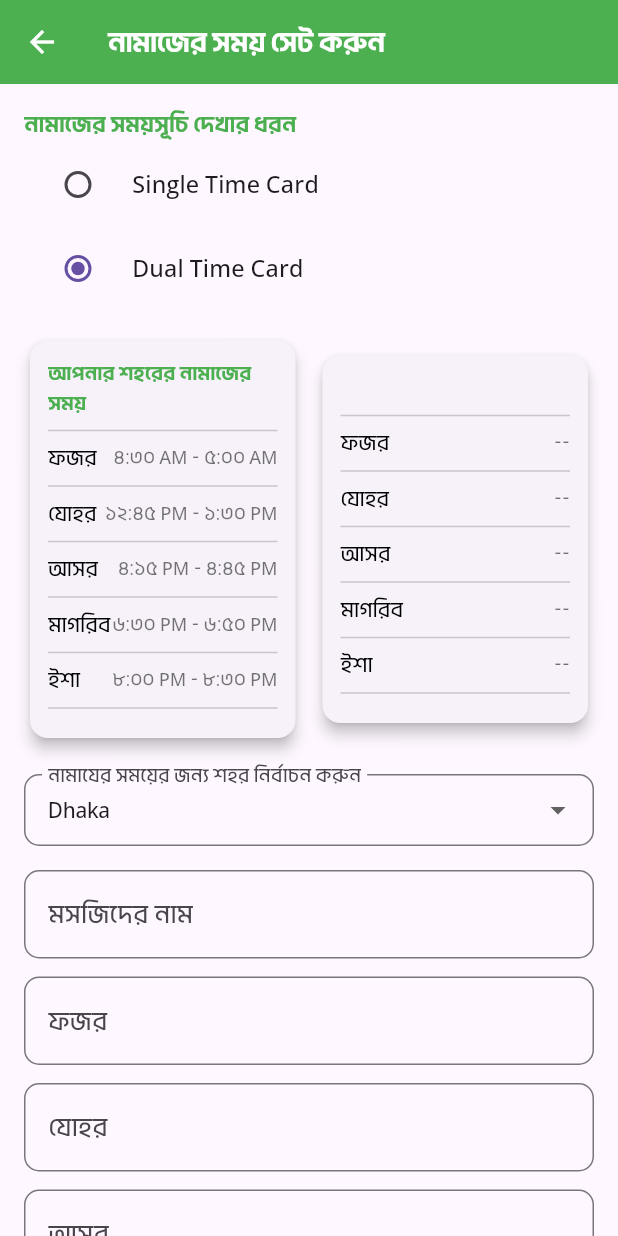
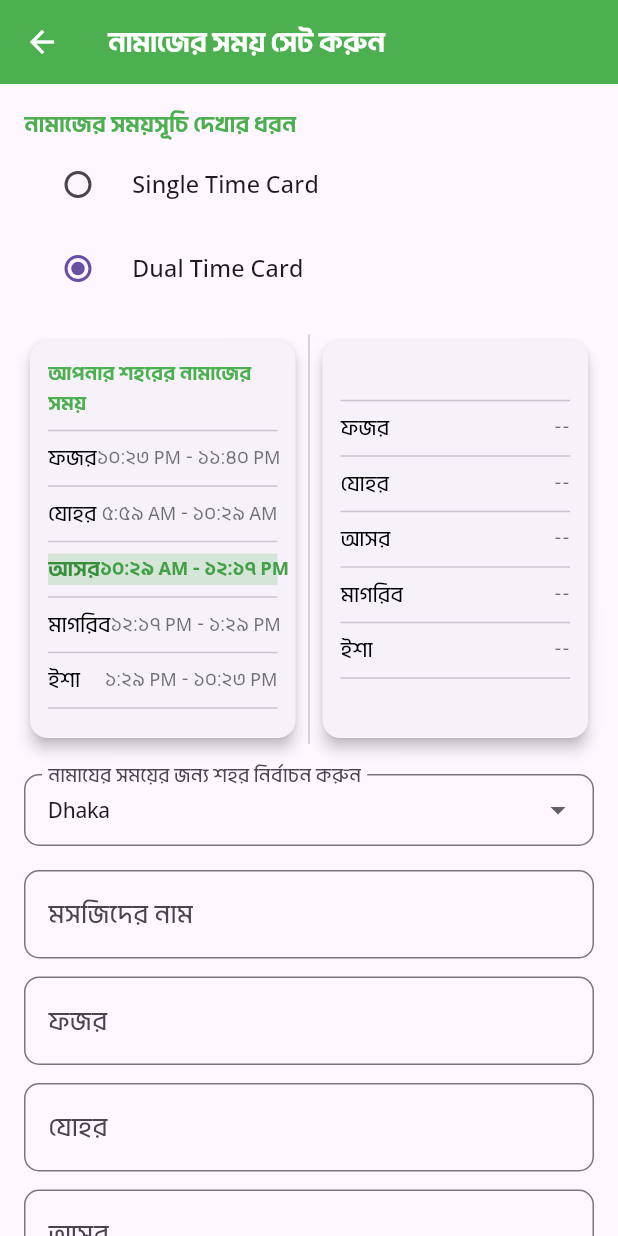
Before and after one commit to mdsiamulislam/IOM-Daily-Azkar, a Flutter app: the PrayerTimeSettingScreen screen opened directly, after a tap on "Single Time Card", after a tap on "Dual Time Card", on a phone screen of 412 x 824 dp. Run offline on Flutter 3.47's test engine with Material 3 defaults, Android fonts, the phone set to English and light mode, and no system bars; our stand-ins replace adhan, font_awesome_flutter, get, package_info_plus, share_plus, shared_preferences and 2 more; accounts and stored records are empty; network calls fail.

Commit message:
time show daynamicaly

```diff
--- a/lib/core/local_storage/user_pref.dart
+++ b/lib/core/local_storage/user_pref.dart
@@ -9,7 +9,18 @@ class UserPref{
 
   Future<bool> getPrayerTimeSingle() async {
     final prefs = await SharedPreferences.getInstance();
-    return prefs.getBool('isSingleTimeTable') ?? true; // Default to true if not set
+    return prefs.getBool('isSingleTimeTable') ?? true;
+  }
+
+  // Set Location
+  void setLocation(String location)async{
+    final prefs = await SharedPreferences.getInstance();
+    await prefs.setString('location', location);
+  }
+
+  Future<String> getLocation() async {
+    final prefs = await SharedPreferences.getInstance();
+    return prefs.getString('location') ?? 'Dhaka';
   }
 
 }
--- a/lib/features/home/widget/dual_time_card.dart
+++ b/lib/features/home/widget/dual_time_card.dart
@@ -1,10 +1,15 @@
 import 'package:flutter/cupertino.dart';
 import 'package:flutter/material.dart';
 import 'package:get/get.dart';
+import 'dart:async';
+import 'package:adhan/adhan.dart';
 import 'package:iomdailyazkar/features/prayer_times/controllers/change_widget.dart';
 
 import '../../../core/local_storage/local_prayer_time.dart';
+import '../../../core/constants/city_data.dart';
+import '../../../core/local_storage/user_pref.dart';
 import '../../prayer_times/presentation/widgets/prayer_time_widget.dart';
+
 class DualTimeCard extends StatelessWidget {
   DualTimeCard({super.key});
 
@@ -21,11 +26,6 @@ class DualTimeCard extends StatelessWidget {
   }
 }
 
-
-
-
-
-
 class PrayerTimeWidget extends StatefulWidget {
   const PrayerTimeWidget({super.key});
 
@@ -35,11 +35,35 @@ class PrayerTimeWidget extends StatefulWidget {
 
 class _PrayerTimeWidgetState extends State<PrayerTimeWidget> {
   Map<String, String?> savedTimes = {};
+  PrayerTimes? prayerTimes;
+  Timer? _timer;
+  String currentPrayerName = '';
+  Coordinates? selectedCoordinates;
+  String selectedCity = 'Dhaka';
+
+  final Map<String, String> prayerLabels = {
+    'fajr': 'ফজর',
+    'sunrise': 'সূর্যোদয়',
+    'dhuhr': 'যোহর',
+    'asr': 'আসর',
+    'maghrib': 'মাগরিব',
+    'isha': 'ইশা',
+  };
+
+  final banglaDigits = ['০', '১', '২', '৩', '৪', '৫', '৬', '৭', '৮', '৯'];
 
   @override
   void initState() {
     super.initState();
     _loadSavedTimes();
+    _loadSelectedCity();
+    _startTimer();
+  }
+
+  @override
+  void dispose() {
+    _timer?.cancel();
+    super.dispose();
   }
 
   Future<void> _loadSavedTimes() async {
@@ -49,13 +73,80 @@ class _PrayerTimeWidgetState extends State<PrayerTimeWidget> {
     });
   }
 
+  Future<void> _loadSelectedCity() async {
+    final city = await UserPref().getLocation();
+    setState(() {
+      selectedCity = city;
+      selectedCoordinates = CityCoordinates.cityMap[selectedCity];
+      calculatePrayerTimes();
+    });
+  }
+
+  void calculatePrayerTimes() {
+    if (selectedCoordinates == null) return;
+
+    final today = DateComponents.from(DateTime.now());
+    final params = CalculationMethod.muslim_world_league.getParameters();
+    params.madhab = Madhab.hanafi;
+
+    setState(() {
+      prayerTimes = PrayerTimes(selectedCoordinates!, today, params);
+      _updateCurrentPrayer();
+    });
+  }
+
+  void _updateCurrentPrayer() {
+    if (prayerTimes == null) return;
+
+    final adhanCurrentPrayer = prayerTimes!.currentPrayer();
+    setState(() {
+      currentPrayerName = prayerLabels[adhanCurrentPrayer.name.toLowerCase()] ?? '';
+    });
+  }
+
+  void _startTimer() {
+    _timer = Timer.periodic(const Duration(seconds: 1), (_) {
+      _updateCurrentPrayer();
+    });
+  }
+
+  String formatBanglaTime(DateTime time) {
+    int hour = time.hour;
+    int minute = time.minute;
+    String amPm = '';
+
+    if (hour >= 12) {
+      amPm = 'PM';
+    } else {
+      amPm = 'AM';
+    }
+
+    if (hour > 12) {
+      hour -= 12;
+    }
+    if (hour == 0) {
+      hour = 12; // 00:xx -> 12:xx AM
+    }
+
+    String formatted = '${_toBanglaDigit(hour)}:${_toBanglaDigit(minute.toString().padLeft(2, '0'))} $amPm';
+    return formatted;
+  }
+
+  String _toBanglaDigit(dynamic number) {
+    String numStr = number.toString();
+    return numStr.replaceAllMapped(RegExp(r'\d'), (match) {
+      return banglaDigits[int.parse(match.group(0)!)];
+    });
+  }
+
   @override
   Widget build(BuildContext context) {
     return Column(
       children: [
-        Row(
+        IntrinsicHeight( // This ensures both cards have the same height
+          child: Row(
             children: [
-            // বাম পাশ (শহরের নামাজের সময়)
+              // বাম পাশ (শহরের নামাজের সময়) - Now with actual prayer times
               Expanded(
                 child: Card(
                   elevation: 4,
@@ -68,7 +159,7 @@ class _PrayerTimeWidgetState extends State<PrayerTimeWidget> {
                       crossAxisAlignment: CrossAxisAlignment.start,
                       children: [
                         const Text(
-                        "আপনার শহরের নামাজের সময়",
+                          "আপনার শহরের নামাজের সময়",
                           style: TextStyle(
                             fontSize: 14,
                             fontWeight: FontWeight.bold,
@@ -76,11 +167,24 @@ class _PrayerTimeWidgetState extends State<PrayerTimeWidget> {
                           ),
                         ),
                         const Divider(),
-                      _buildPrayerRow("ফজর", "৪:৩০ AM - ৫:০০ AM"),
-                      _buildPrayerRow("যোহর", "১২:৪৫ PM - ১:৩০ PM"),
-                      _buildPrayerRow("আসর", "৪:১৫ PM - ৪:৪৫ PM"),
-                      _buildPrayerRow("মাগরিব", "৬:৩০ PM - ৬:৫০ PM"),
-                      _buildPrayerRow("ইশা", "৮:০০ PM - ৮:৩০ PM"),
+                        if (prayerTimes != null) ...[
+                          _buildPrayerRowWithActiveState("ফজর",
+                              "${formatBanglaTime(prayerTimes!.fajr)} - ${formatBanglaTime(prayerTimes!.sunrise)}", "ফজর"),
+                          _buildPrayerRowWithActiveState("যোহর",
+                              "${formatBanglaTime(prayerTimes!.dhuhr)} - ${formatBanglaTime(prayerTimes!.asr)}", "যোহর"),
+                          _buildPrayerRowWithActiveState("আসর",
+                              "${formatBanglaTime(prayerTimes!.asr)} - ${formatBanglaTime(prayerTimes!.maghrib)}", "আসর"),
+                          _buildPrayerRowWithActiveState("মাগরিব",
+                              "${formatBanglaTime(prayerTimes!.maghrib)} - ${formatBanglaTime(prayerTimes!.isha)}", "মাগরিব"),
+                          _buildPrayerRowWithActiveState("ইশা",
+                              "${formatBanglaTime(prayerTimes!.isha)} - ${formatBanglaTime(prayerTimes!.fajr.add(const Duration(days: 1)))}", "ইশা"),
+                        ] else ...[
+                          _buildPrayerRow("ফজর", "লোড হচ্ছে..."),
+                          _buildPrayerRow("যোহর", "লোড হচ্ছে..."),
+                          _buildPrayerRow("আসর", "লোড হচ্ছে..."),
+                          _buildPrayerRow("মাগরিব", "লোড হচ্ছে..."),
+                          _buildPrayerRow("ইশা", "লোড হচ্ছে..."),
+                        ],
                       ],
                     ),
                   ),
@@ -89,7 +193,7 @@ class _PrayerTimeWidgetState extends State<PrayerTimeWidget> {
 
               const VerticalDivider(width: 10),
 
-            // ডান পাশ (সেভ করা স্থানীয় মসজিদের জামাতের সময়)
+              // ডান পাশ (সেভ করা স্থানীয় মসজিদের জামাতের সময়)
               Expanded(
                 child: Card(
                   elevation: 4,
@@ -102,7 +206,7 @@ class _PrayerTimeWidgetState extends State<PrayerTimeWidget> {
                       crossAxisAlignment: CrossAxisAlignment.start,
                       children: [
                         Text(
-                        savedTimes['masqueName'] ?? "স্থানীয় মসজিদের জামাতের সময়",
+                          savedTimes['masqueName'] ?? "স্থানীয় মসজিদের জামাতের সময়",
                           style: const TextStyle(
                             fontSize: 14,
                             fontWeight: FontWeight.bold,
@@ -122,10 +226,49 @@ class _PrayerTimeWidgetState extends State<PrayerTimeWidget> {
               ),
             ],
           ),
+        ),
       ],
     );
   }
 
+  // Helper method for prayer rows with active state highlighting
+  Widget _buildPrayerRowWithActiveState(String prayer, String time, String prayerKey) {
+    final bool isActive = (currentPrayerName == prayer);
+
+    return Column(
+      children: [
+        Container(
+          decoration: BoxDecoration(
+            color: isActive ? Colors.green.withOpacity(0.2) : Colors.transparent,
+          ),
+          child: Row(
+            children: [
+              Text(
+                prayer,
+                style: TextStyle(
+                  fontSize: 15,
+                  fontWeight: isActive ? FontWeight.bold : FontWeight.w500,
+                  color: isActive ? Colors.green.shade700 : Colors.black,
+                ),
+              ),
+              const Spacer(),
+              Text(
+                time,
+                style: TextStyle(
+                  fontSize: 14,
+                  color: isActive ? Colors.green.shade600 : Colors.black54,
+                  fontWeight: isActive ? FontWeight.w600 : FontWeight.normal,
+                ),
+              ),
+            ],
+          ),
+        ),
+        const Divider(),
+      ],
+    );
+  }
+
+  // Regular prayer row for the right side (mosque times)
   static Widget _buildPrayerRow(String prayer, String time) {
     return Column(
       children: [
--- a/lib/features/prayer_times/presentation/widgets/prayer_time_widget.dart
+++ b/lib/features/prayer_times/presentation/widgets/prayer_time_widget.dart
@@ -4,6 +4,7 @@ import 'package:adhan/adhan.dart';
 import 'package:shared_preferences/shared_preferences.dart';
 
 import '../../../../core/constants/city_data.dart';
+import '../../../../core/local_storage/user_pref.dart';
 import '../../../../core/theme/app_text_styles.dart';
 import '../screens/forbidden_prayer_times_page.dart';
 
@@ -25,14 +26,12 @@ class _CombinedPrayerTimesWidgetState extends State<CombinedPrayerTimesWidget> {
 
   // Save selected city locally
   Future<void> _saveSelectedCity(String city) async {
-    final prefs = await SharedPreferences.getInstance();
-    await prefs.setString('selectedCity', city);
+     UserPref().setLocation(city);
   }
 
   // get the saved city from local storage
   Future<String> _getSavedCity() async {
-    final prefs = await SharedPreferences.getInstance();
-    return prefs.getString('selectedCity') ?? 'Dhaka'; // Default to Dhaka if nothing saved
+    return UserPref().getLocation();
   }
 
   final Map<String, String> prayerLabels = {
--- a/lib/main.dart
+++ b/lib/main.dart
@@ -6,8 +6,6 @@ import 'features/home/screens/home_page.dart';
 
 Future<void> main() async {
   WidgetsFlutterBinding.ensureInitialized();
-
-
   runApp(const MyApp());
 
 }
```
Also changed, not shown: pubspec.lock. Lines whose indentation alone changed are shown as unchanged.
